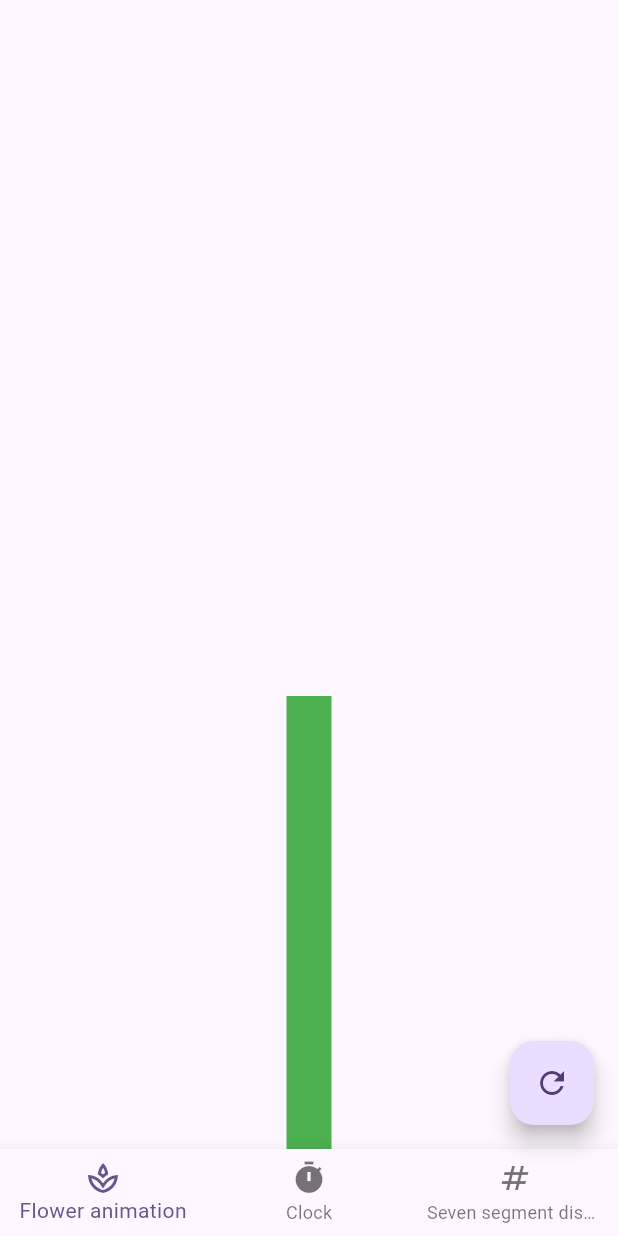
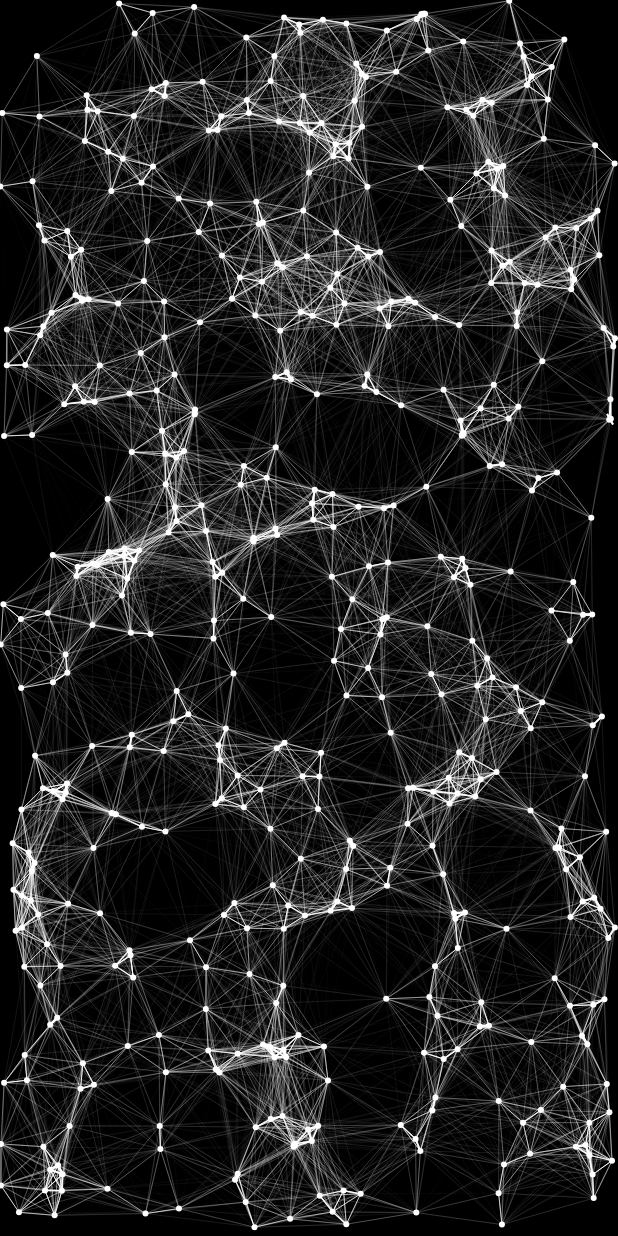
Before and after one commit to CosmicRaptor/animations, a Flutter app: the screen it shows after launch, after a tap on the "refresh" icon, on a phone screen of 412 x 824 dp. Run offline on Flutter 3.47's test engine with Material 3 defaults, Android fonts, the phone set to English and light mode, and no system bars.

Commit message:
added network animation

```diff
--- a/lib/main.dart
+++ b/lib/main.dart
@@ -1,4 +1,5 @@
 import 'package:animations/painters/analog_clock_painter.dart';
+import 'package:animations/painters/network_painter.dart';
 import 'package:animations/painters/raw_seven_segment.dart';
 import 'package:animations/painters/rectangle_painter.dart';
 import 'package:flutter/material.dart';
@@ -103,8 +104,16 @@ class _MyHomePageState extends State<MyHomePage>
       floatingActionButton: FloatingActionButton(
         child: Icon(Icons.refresh),
         onPressed: () {
-          controller.reset();
-          controller.forward();
+          Navigator.of(context).push(
+            MaterialPageRoute(builder: (context) {
+              return Container(
+                  color: Colors.black,
+                  child: const ParticleNetwork(
+                    numParticles: 500,
+                    speed: 1.0,
+                  ));
+            }),
+          );
         },
       ),
     );
--- /dev/null
+++ b/lib/painters/network_painter.dart
@@ -0,0 +1,112 @@
+import 'dart:math';
+import 'package:flutter/material.dart';
+
+class ParticleNetwork extends StatefulWidget {
+  final int numParticles;
+  final double speed;
+
+  const ParticleNetwork({super.key, required this.numParticles, required this.speed});
+
+  @override
+  State<ParticleNetwork> createState() => _ParticleNetworkState();
+}
+
+class _ParticleNetworkState extends State<ParticleNetwork> with SingleTickerProviderStateMixin {
+  late AnimationController _controller;
+  List<Particle>? particles;
+
+
+  @override
+  void initState() {
+    super.initState();
+    _controller = AnimationController(vsync: this, duration: const Duration(hours: 1))
+      ..addListener(_updateParticles)
+      ..repeat();
+  }
+
+  @override
+  void didChangeDependencies() {
+    super.didChangeDependencies();
+    final rand = Random();
+    final size = MediaQuery.of(context).size;
+
+    particles = List.generate(
+      widget.numParticles,
+          (_) => Particle(
+        position: Offset(rand.nextDouble() * size.width, rand.nextDouble() * size.height),
+        velocity: Offset((rand.nextDouble() - 0.5) * widget.speed, (rand.nextDouble() - 0.5) * widget.speed),
+      ),
+    );
+  }
+
+  void _updateParticles() {
+    final size = MediaQuery.of(context).size;
+    for (var particle in particles!) {
+      particle.position += particle.velocity;
+
+      // Bounce off walls
+      if (particle.position.dx <= 0 || particle.position.dx >= size.width) {
+        particle.velocity = Offset(-particle.velocity.dx, particle.velocity.dy);
+      }
+      if (particle.position.dy <= 0 || particle.position.dy >= size.height) {
+        particle.velocity = Offset(particle.velocity.dx, -particle.velocity.dy);
+      }
+    }
+    setState(() {});
+  }
+
+  @override
+  Widget build(BuildContext context) {
+    if (particles == null) return const SizedBox(); // prevent null error on first build
+    return CustomPaint(
+      size: Size.infinite,
+      painter: ParticlePainter(particles!),
+    );
+  }
+
+  @override
+  void dispose() {
+    _controller.dispose();
+    super.dispose();
+  }
+}
+
+
+class Particle {
+  Offset position;
+  Offset velocity;
+
+  Particle({required this.position, required this.velocity});
+}
+
+class ParticlePainter extends CustomPainter {
+  final List<Particle> particles;
+
+  ParticlePainter(this.particles);
+
+  @override
+  void paint(Canvas canvas, Size size) {
+    for (var p in particles) {
+      final circlePaint = Paint()
+        ..color = Colors.white
+        ..strokeWidth = 1;
+
+      canvas.drawCircle(p.position, 2, circlePaint);
+
+      for (var other in particles) {
+        final distance = (p.position - other.position).distance;
+        if (distance < 100) {
+          final opacity = (1 - distance / 100).clamp(0.0, 1.0);
+          final linePaint = Paint()
+            ..color = Colors.white.withValues(alpha: opacity)
+            ..strokeWidth = 10 / distance;
+          canvas.drawLine(p.position, other.position, linePaint);
+        }
+      }
+    }
+
+  }
+
+  @override
+  bool shouldRepaint(covariant CustomPainter oldDelegate) => true;
+}
```
Also changed, not shown: pubspec.lock.
